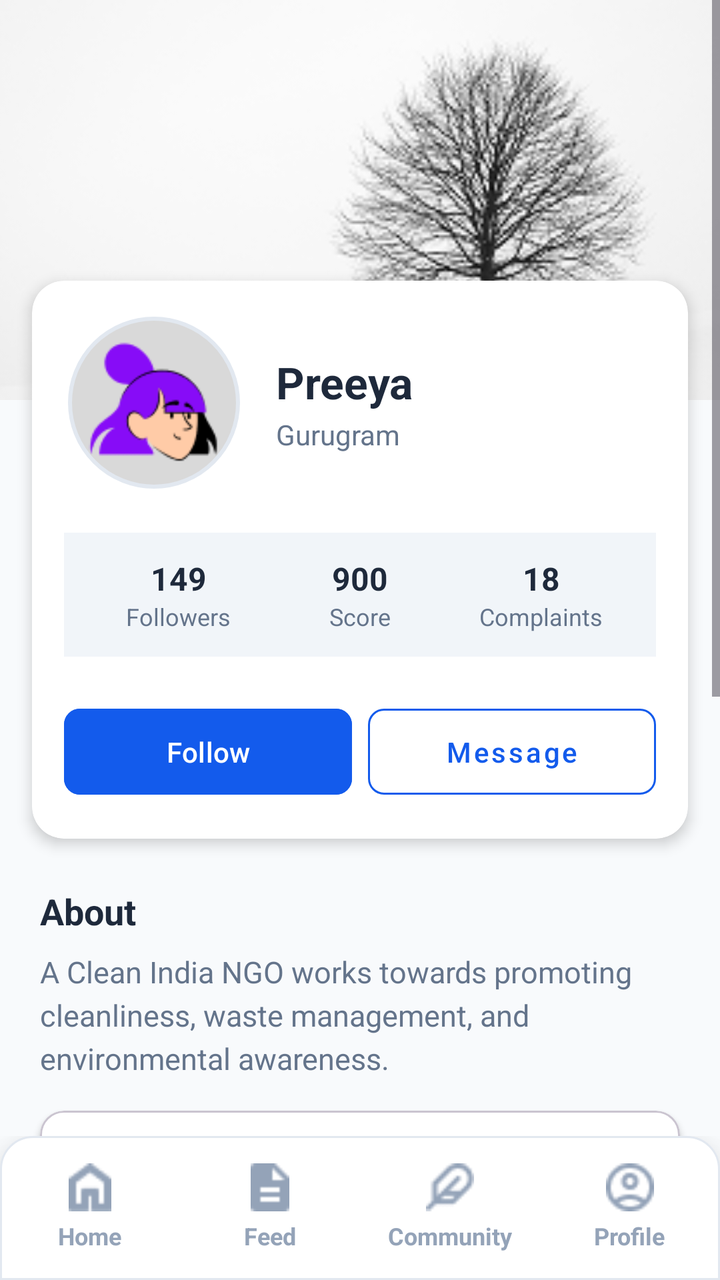
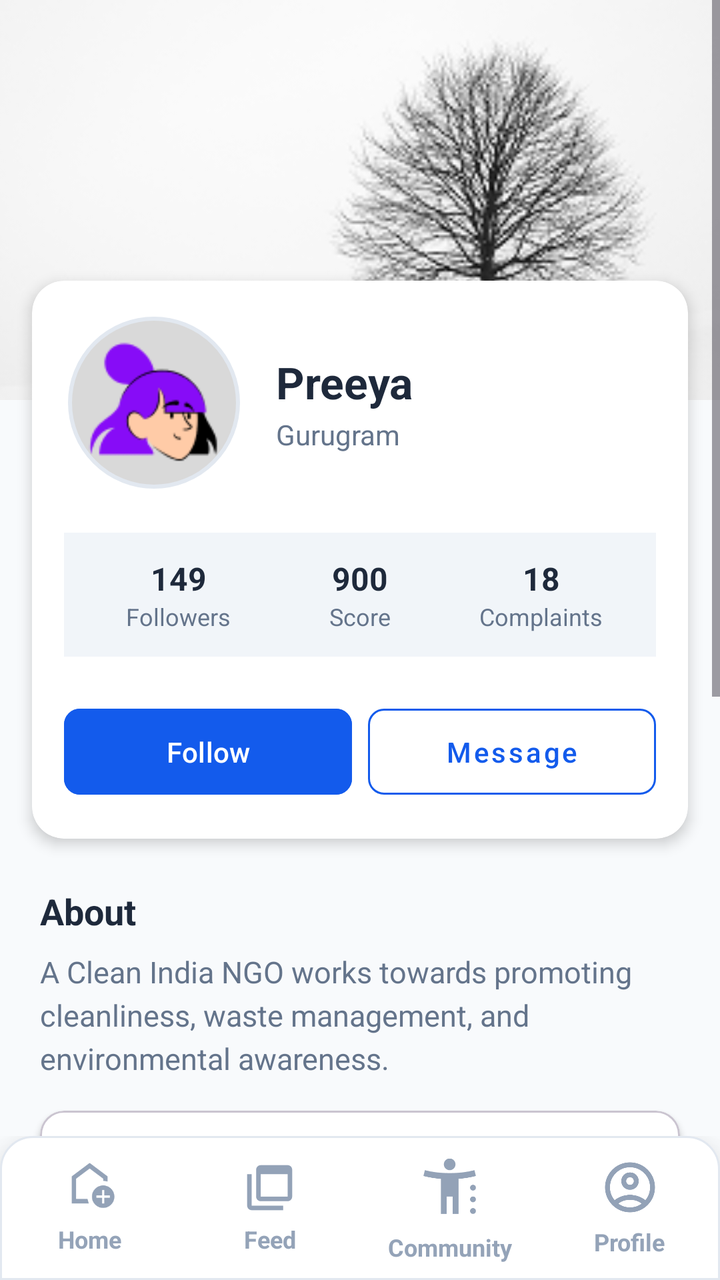

Screens rendered from an Android XML layout before and after an edit, with the pre-edit source and the edit as a unified diff.
<!-- AndroidManifest.xml: application theme Theme.SwachhtaSarthi -->
<!-- res/layout/activity_community.xml -->
<?xml version="1.0" encoding="utf-8"?>
<androidx.constraintlayout.widget.ConstraintLayout xmlns:android="http://schemas.android.com/apk/res/android"
    xmlns:app="http://schemas.android.com/apk/res-auto"
    xmlns:tools="http://schemas.android.com/tools"
    android:layout_width="match_parent"
    android:layout_height="match_parent"
    android:background="#F8FAFC">

    
    <ScrollView
        android:id="@+id/scrollView"
        android:layout_width="0dp"
        android:layout_height="0dp"
        android:fillViewport="true"
        app:layout_constraintBottom_toTopOf="@id/bottom_nav_container"
        app:layout_constraintEnd_toEndOf="parent"
        app:layout_constraintStart_toStartOf="parent"
        app:layout_constraintTop_toTopOf="parent">

        <androidx.constraintlayout.widget.ConstraintLayout
            android:layout_width="match_parent"
            android:layout_height="wrap_content"
            android:paddingBottom="24dp">

            
            <androidx.cardview.widget.CardView
                android:id="@+id/coverCard"
                android:layout_width="0dp"
                android:layout_height="200dp"
                app:cardElevation="0dp"
                app:cardCornerRadius="0dp"
                app:layout_constraintEnd_toEndOf="parent"
                app:layout_constraintStart_toStartOf="parent"
                app:layout_constraintTop_toTopOf="parent">

                <ImageView
                    android:id="@+id/coverImage"
                    android:layout_width="match_parent"
                    android:layout_height="match_parent"
                    android:scaleType="centerCrop"
                    app:srcCompat="@drawable/cover" />
            </androidx.cardview.widget.CardView>

            
            <androidx.cardview.widget.CardView
                android:id="@+id/profileCard"
                android:layout_width="0dp"
                android:layout_height="wrap_content"
                android:layout_marginStart="16dp"
                android:layout_marginTop="-60dp"
                android:layout_marginEnd="16dp"
                app:cardCornerRadius="16dp"
                app:cardElevation="4dp"
                app:layout_constraintEnd_toEndOf="parent"
                app:layout_constraintStart_toStartOf="parent"
                app:layout_constraintTop_toBottomOf="@id/coverCard">

                <androidx.constraintlayout.widget.ConstraintLayout
                    android:layout_width="match_parent"
                    android:layout_height="wrap_content"
                    android:padding="16dp">

                    
                    <com.google.android.material.imageview.ShapeableImageView
                        android:id="@+id/profileImage"
                        android:layout_width="90dp"
                        android:layout_height="90dp"
                        android:background="@color/white"
                        android:padding="3dp"
                        android:scaleType="centerCrop"
                        app:layout_constraintStart_toStartOf="parent"
                        app:layout_constraintTop_toTopOf="parent"
                        app:shapeAppearanceOverlay="@style/CircleImageView"
                        app:srcCompat="@drawable/profile_image"
                        app:strokeColor="#E2E8F0"
                        app:strokeWidth="2dp" />

                    
                    <LinearLayout
                        android:layout_width="0dp"
                        android:layout_height="wrap_content"
                        android:layout_marginStart="16dp"
                        android:orientation="vertical"
                        app:layout_constraintBottom_toBottomOf="@+id/profileImage"
                        app:layout_constraintEnd_toEndOf="parent"
                        app:layout_constraintStart_toEndOf="@id/profileImage"
                        app:layout_constraintTop_toTopOf="@+id/profileImage">

                        <TextView
                            android:id="@+id/tvName"
                            android:layout_width="wrap_content"
                            android:layout_height="wrap_content"
                            android:text="Preeya"
                            android:textColor="#1E293B"
                            android:textSize="22sp"
                            android:textStyle="bold" />

                        <TextView
                            android:id="@+id/tvLocation"
                            android:layout_width="wrap_content"
                            android:layout_height="wrap_content"
                            android:layout_marginTop="2dp"
                            android:text="Gurugram"
                            android:textColor="#64748B"
                            android:textSize="14sp" />
                    </LinearLayout>

                    
                    <LinearLayout
                        android:id="@+id/statsRow"
                        android:layout_width="0dp"
                        android:layout_height="wrap_content"
                        android:layout_marginTop="20dp"
                        android:background="#F1F5F9"
                        android:orientation="horizontal"
                        android:padding="12dp"
                        android:weightSum="3"
                        app:layout_constraintEnd_toEndOf="parent"
                        app:layout_constraintStart_toStartOf="parent"
                        app:layout_constraintTop_toBottomOf="@id/profileImage">

                        <LinearLayout
                            android:layout_width="0dp"
                            android:layout_height="wrap_content"
                            android:layout_weight="1"
                            android:gravity="center"
                            android:orientation="vertical">

                            <TextView
                                android:layout_width="wrap_content"
                                android:layout_height="wrap_content"
                                android:text="149"
                                android:textColor="#1E293B"
                                android:textSize="16sp"
                                android:textStyle="bold" />

                            <TextView
                                android:layout_width="wrap_content"
                                android:layout_height="wrap_content"
                                android:text="Followers"
                                android:textColor="#64748B"
                                android:textSize="12sp" />
                        </LinearLayout>

                        <LinearLayout
                            android:layout_width="0dp"
                            android:layout_height="wrap_content"
                            android:layout_weight="1"
                            android:gravity="center"
                            android:orientation="vertical">

                            <TextView
                                android:layout_width="wrap_content"
                                android:layout_height="wrap_content"
                                android:text="900"
                                android:textColor="#1E293B"
                                android:textSize="16sp"
                                android:textStyle="bold" />

                            <TextView
                                android:layout_width="wrap_content"
                                android:layout_height="wrap_content"
                                android:text="Score"
                                android:textColor="#64748B"
                                android:textSize="12sp" />
                        </LinearLayout>

                        <LinearLayout
                            android:layout_width="0dp"
                            android:layout_height="wrap_content"
                            android:layout_weight="1"
                            android:gravity="center"
                            android:orientation="vertical">

                            <TextView
                                android:layout_width="wrap_content"
                                android:layout_height="wrap_content"
                                android:text="18"
                                android:textColor="#1E293B"
                                android:textSize="16sp"
                                android:textStyle="bold" />

                            <TextView
                                android:layout_width="wrap_content"
                                android:layout_height="wrap_content"
                                android:text="Complaints"
                                android:textColor="#64748B"
                                android:textSize="12sp" />
                        </LinearLayout>
                    </LinearLayout>

                    
                    <LinearLayout
                        android:layout_width="0dp"
                        android:layout_height="wrap_content"
                        android:layout_marginTop="20dp"
                        android:orientation="horizontal"
                        app:layout_constraintEnd_toEndOf="parent"
                        app:layout_constraintStart_toStartOf="parent"
                        app:layout_constraintTop_toBottomOf="@id/statsRow">

                        <com.google.android.material.button.MaterialButton
                            android:id="@+id/btnFollow"
                            android:layout_width="0dp"
                            android:layout_height="wrap_content"
                            android:layout_marginEnd="8dp"
                            android:layout_weight="1"
                            android:backgroundTint="#135BEC"
                            android:padding="12dp"
                            android:text="Follow"
                            android:textAllCaps="false"
                            android:textColor="@color/white"
                            app:cornerRadius="8dp" />

                        <com.google.android.material.button.MaterialButton
                            android:id="@+id/btnMessage"
                            style="@style/Widget.MaterialComponents.Button.OutlinedButton"
                            android:layout_width="0dp"
                            android:layout_height="wrap_content"
                            android:layout_weight="1"
                            android:padding="12dp"
                            android:text="Message"
                            android:textAllCaps="false"
                            android:textColor="#135BEC"
                            app:cornerRadius="8dp"
                            app:strokeColor="#135BEC" />
                    </LinearLayout>

                </androidx.constraintlayout.widget.ConstraintLayout>
            </androidx.cardview.widget.CardView>

            
            <TextView
                android:id="@+id/tvBioHeader"
                android:layout_width="wrap_content"
                android:layout_height="wrap_content"
                android:layout_marginStart="20dp"
                android:layout_marginTop="24dp"
                android:text="About"
                android:textColor="#1E293B"
                android:textSize="18sp"
                android:textStyle="bold"
                app:layout_constraintStart_toStartOf="parent"
                app:layout_constraintTop_toBottomOf="@id/profileCard" />

            <TextView
                android:id="@+id/tvBio"
                android:layout_width="0dp"
                android:layout_height="wrap_content"
                android:layout_marginStart="20dp"
                android:layout_marginTop="8dp"
                android:layout_marginEnd="20dp"
                android:lineSpacingExtra="4sp"
                android:text="A Clean India NGO works towards promoting cleanliness, waste management, and environmental awareness."
                android:textColor="#64748B"
                android:textSize="15sp"
                app:layout_constraintEnd_toEndOf="parent"
                app:layout_constraintStart_toStartOf="parent"
                app:layout_constraintTop_toBottomOf="@id/tvBioHeader" />

            <com.google.android.material.card.MaterialCardView
                android:id="@+id/cardContributionRedirect"
                android:layout_width="0dp"
                android:layout_height="wrap_content"
                android:layout_marginStart="20dp"
                android:layout_marginTop="16dp"
                android:layout_marginEnd="20dp"
                android:clickable="true"
                android:focusable="true"
                app:cardBackgroundColor="#FFFFFF"
                app:cardCornerRadius="12dp"
                app:cardElevation="2dp"
                app:layout_constraintEnd_toEndOf="parent"
                app:layout_constraintStart_toStartOf="parent"
                app:layout_constraintTop_toBottomOf="@id/tvBio">

                <androidx.constraintlayout.widget.ConstraintLayout
                    android:layout_width="match_parent"
                    android:layout_height="wrap_content"
                    android:padding="14dp">

                    <ImageView
                        android:id="@+id/ivContributionIcon"
                        android:layout_width="22dp"
                        android:layout_height="22dp"
                        android:src="@drawable/report_icon"
                        app:layout_constraintBottom_toBottomOf="parent"
                        app:layout_constraintStart_toStartOf="parent"
                        app:layout_constraintTop_toTopOf="parent" />

                    <TextView
                        android:id="@+id/tvContributionRedirectTitle"
                        android:layout_width="0dp"
                        android:layout_height="wrap_content"
                        android:layout_marginStart="10dp"
                        android:layout_marginEnd="8dp"
                        android:text="My Contributions"
                        android:textColor="#1E293B"
                        android:textSize="15sp"
                        android:textStyle="bold"
                        app:layout_constraintEnd_toStartOf="@id/tvContributionArrow"
                        app:layout_constraintStart_toEndOf="@id/ivContributionIcon"
                        app:layout_constraintTop_toTopOf="parent" />

                    <TextView
                        android:id="@+id/tvContributionRedirectSub"
                        android:layout_width="0dp"
                        android:layout_height="wrap_content"
                        android:layout_marginStart="10dp"
                        android:layout_marginTop="2dp"
                        android:layout_marginEnd="8dp"
                        android:text="View all reports and activity"
                        android:textColor="#64748B"
                        android:textSize="12sp"
                        app:layout_constraintEnd_toStartOf="@id/tvContributionArrow"
                        app:layout_constraintStart_toEndOf="@id/ivContributionIcon"
                        app:layout_constraintTop_toBottomOf="@id/tvContributionRedirectTitle" />

                    <TextView
                        android:id="@+id/tvContributionArrow"
                        android:layout_width="wrap_content"
                        android:layout_height="wrap_content"
                        android:text=">"
                        android:textColor="#135BEC"
                        android:textSize="20sp"
                        android:textStyle="bold"
                        app:layout_constraintBottom_toBottomOf="parent"
                        app:layout_constraintEnd_toEndOf="parent"
                        app:layout_constraintTop_toTopOf="parent" />

                </androidx.constraintlayout.widget.ConstraintLayout>
            </com.google.android.material.card.MaterialCardView>

            
            <TextView
                android:id="@+id/tvContribution"
                android:layout_width="wrap_content"
                android:layout_height="wrap_content"
                android:layout_marginStart="20dp"
                android:layout_marginTop="24dp"
                android:text="Contributions"
                android:textColor="#1E293B"
                android:textSize="18sp"
                android:textStyle="bold"
                app:layout_constraintStart_toStartOf="parent"
                app:layout_constraintTop_toBottomOf="@id/cardContributionRedirect" />

            <androidx.cardview.widget.CardView
                android:id="@+id/postCard"
                android:layout_width="0dp"
                android:layout_height="220dp"
                android:layout_marginStart="20dp"
                android:layout_marginTop="12dp"
                android:layout_marginEnd="20dp"
                app:cardCornerRadius="12dp"
                app:cardElevation="2dp"
                app:layout_constraintEnd_toEndOf="parent"
                app:layout_constraintStart_toStartOf="parent"
                app:layout_constraintTop_toBottomOf="@id/tvContribution">

                <ImageView
                    android:id="@+id/postImage"
                    android:layout_width="match_parent"
                    android:layout_height="match_parent"
                    android:scaleType="centerCrop"
                    app:srcCompat="@drawable/post" />
            </androidx.cardview.widget.CardView>

        </androidx.constraintlayout.widget.ConstraintLayout>
    </ScrollView>

    
    <FrameLayout
        android:id="@+id/bottom_nav_container"
        android:layout_width="match_parent"
        android:layout_height="wrap_content"
        app:layout_constraintBottom_toBottomOf="parent">
        <include layout="@layout/component_tray_bottom" />
    </FrameLayout>

</androidx.constraintlayout.widget.ConstraintLayout>
<!-- res/layout/component_tray_bottom.xml (included above) -->
<?xml version="1.0" encoding="utf-8"?>
<androidx.constraintlayout.widget.ConstraintLayout xmlns:android="http://schemas.android.com/apk/res/android"
    xmlns:app="http://schemas.android.com/apk/res-auto"
    android:layout_width="match_parent"
    android:layout_height="72dp"
    android:background="@drawable/bg_bottom_nav"
    android:elevation="16dp">

    <LinearLayout
        android:layout_width="match_parent"
        android:layout_height="match_parent"
        android:orientation="horizontal"
        android:weightSum="4">

        
        <LinearLayout
            android:id="@+id/nav_home"
            android:layout_width="0dp"
            android:layout_height="match_parent"
            android:layout_weight="1"
            android:background="?attr/selectableItemBackground"
            android:clickable="true"
            android:focusable="true"
            android:gravity="center"
            android:orientation="vertical">

            <ImageView
                android:id="@+id/imageButtonHome"
                android:layout_width="24dp"
                android:layout_height="24dp"
                app:srcCompat="@drawable/home_icon" />

            <TextView
                android:id="@+id/textViewHome"
                android:layout_width="wrap_content"
                android:layout_height="wrap_content"
                android:layout_marginTop="4dp"
                android:text="Home"
                android:textColor="#94A3B8"
                android:textSize="12sp"
                android:textStyle="bold" />
        </LinearLayout>

        
        <LinearLayout
            android:id="@+id/nav_report"
            android:layout_width="0dp"
            android:layout_height="match_parent"
            android:layout_weight="1"
            android:background="?attr/selectableItemBackground"
            android:clickable="true"
            android:focusable="true"
            android:gravity="center"
            android:orientation="vertical">

            <ImageView
                android:id="@+id/imageButtonReport"
                android:layout_width="24dp"
                android:layout_height="24dp"
                app:srcCompat="@drawable/report_icon" />

            <TextView
                android:id="@+id/textViewReport"
                android:layout_width="wrap_content"
                android:layout_height="wrap_content"
                android:layout_marginTop="4dp"
                android:text="Feed"
                android:textColor="#94A3B8"
                android:textSize="12sp"
                android:textStyle="bold" />
        </LinearLayout>

        
        <LinearLayout
            android:id="@+id/nav_community"
            android:layout_width="0dp"
            android:layout_height="match_parent"
            android:layout_weight="1"
            android:background="?attr/selectableItemBackground"
            android:clickable="true"
            android:focusable="true"
            android:gravity="center"
            android:orientation="vertical">

            <ImageView
                android:id="@+id/imageButtonCommunity"
                android:layout_width="24dp"
                android:layout_height="24dp"
                app:srcCompat="@drawable/community_icon" />

            <TextView
                android:id="@+id/textViewCommunity"
                android:layout_width="wrap_content"
                android:layout_height="wrap_content"
                android:layout_marginTop="4dp"
                android:text="Community"
                android:textColor="#94A3B8"
                android:textSize="12sp"
                android:textStyle="bold" />
        </LinearLayout>

        
        <LinearLayout
            android:id="@+id/nav_profile"
            android:layout_width="0dp"
            android:layout_height="match_parent"
            android:layout_weight="1"
            android:background="?attr/selectableItemBackground"
            android:clickable="true"
            android:focusable="true"
            android:gravity="center"
            android:orientation="vertical">

            <ImageView
                android:id="@+id/imageButtonProfile"
                android:layout_width="24dp"
                android:layout_height="24dp"
                app:srcCompat="@drawable/profile_icon" />

            <TextView
                android:id="@+id/textViewProfile"
                android:layout_width="wrap_content"
                android:layout_height="wrap_content"
                android:layout_marginTop="4dp"
                android:text="Profile"
                android:textColor="#94A3B8"
                android:textSize="12sp"
                android:textStyle="bold" />
        </LinearLayout>

    </LinearLayout>

</androidx.constraintlayout.widget.ConstraintLayout>
<!-- resources referenced by this layout -->
<resources>
  <!-- drawable community_icon: png bitmap (drawable, 534 bytes) -->
  <!-- drawable home_icon: png bitmap (drawable, 473 bytes) -->
  <!-- drawable profile_icon: png bitmap (drawable, 802 bytes) -->
  <!-- unchanged entries left out for length: 9 -->
</resources>

<!-- the commit's change to res/layout/activity_community.xml (unified diff, before → after) -->
@@ -374,7 +374,9 @@
         android:id="@+id/bottom_nav_container"
         android:layout_width="match_parent"
         android:layout_height="wrap_content"
-        app:layout_constraintBottom_toBottomOf="parent">
+        app:layout_constraintBottom_toBottomOf="parent"
+        tools:layout_editor_absoluteX="0dp">
+
         <include layout="@layout/component_tray_bottom" />
     </FrameLayout>
 
@@ -393,6 +395,8 @@
         android:layout_height="match_parent"
         android:orientation="horizontal"
         android:weightSum="4">
+
+        
 
         
         <LinearLayout
@@ -408,9 +412,9 @@
 
             <ImageView
                 android:id="@+id/imageButtonHome"
-                android:layout_width="24dp"
-                android:layout_height="24dp"
-                app:srcCompat="@drawable/home_icon" />
+                android:layout_width="27dp"
+                android:layout_height="27dp"
+                app:srcCompat="@drawable/home_new" />
 
             <TextView
                 android:id="@+id/textViewHome"
@@ -423,7 +427,6 @@
                 android:textStyle="bold" />
         </LinearLayout>
 
-        
         <LinearLayout
             android:id="@+id/nav_report"
             android:layout_width="0dp"
@@ -437,9 +440,9 @@
 
             <ImageView
                 android:id="@+id/imageButtonReport"
-                android:layout_width="24dp"
-                android:layout_height="24dp"
-                app:srcCompat="@drawable/report_icon" />
+                android:layout_width="27dp"
+                android:layout_height="27dp"
+                app:srcCompat="@drawable/feed_new" />
 
             <TextView
                 android:id="@+id/textViewReport"
@@ -466,9 +469,9 @@
 
             <ImageView
                 android:id="@+id/imageButtonCommunity"
-                android:layout_width="24dp"
-                android:layout_height="24dp"
-                app:srcCompat="@drawable/community_icon" />
+                android:layout_width="35dp"
+                android:layout_height="35dp"
+                app:srcCompat="@drawable/community_new" />
 
             <TextView
                 android:id="@+id/textViewCommunity"
@@ -495,9 +498,9 @@
 
             <ImageView
                 android:id="@+id/imageButtonProfile"
-                android:layout_width="24dp"
-                android:layout_height="24dp"
-                app:srcCompat="@drawable/profile_icon" />
+                android:layout_width="30dp"
+                android:layout_height="30dp"
+                app:srcCompat="@drawable/profile_new" />
 
             <TextView
                 android:id="@+id/textViewProfile"
<!-- resource entries referenced after the edit -->
@@ -1,8 +1,29 @@
 <!-- resources referenced by this layout -->
 <resources>
-  <!-- drawable community_icon: png bitmap (drawable, 534 bytes) -->
-  <!-- drawable home_icon: png bitmap (drawable, 473 bytes) -->
-  <!-- drawable profile_icon: png bitmap (drawable, 802 bytes) -->
+  <!-- drawable community_new (drawable) -->
+  <vector xmlns:android="http://schemas.android.com/apk/res/android" android:height="24dp" android:tint="#93A2B7" android:viewportHeight="960" android:viewportWidth="960" android:width="24dp">
+        
+      <path android:fillColor="@android:color/white" android:pathData="M423.5,216.5Q400,193 400,160Q400,127 423.5,103.5Q447,80 480,80Q513,80 536.5,103.5Q560,127 560,160Q560,193 536.5,216.5Q513,240 480,240Q447,240 423.5,216.5ZM360,840L360,360Q292,354 233,344Q174,334 120,320L140,240Q215,260 299,270Q383,280 480,280Q577,280 661,270Q745,260 820,240L840,320Q786,334 727,344Q668,354 600,360L600,840L520,840L520,600L440,600L440,840L360,840ZM771.5,508.5Q760,497 760,480Q760,463 771.5,451.5Q783,440 800,440Q817,440 828.5,451.5Q840,463 840,480Q840,497 828.5,508.5Q817,520 800,520Q783,520 771.5,508.5ZM771.5,668.5Q760,657 760,640Q760,623 771.5,611.5Q783,600 800,600Q817,600 828.5,611.5Q840,623 840,640Q840,657 828.5,668.5Q817,680 800,680Q783,680 771.5,668.5ZM771.5,828.5Q760,817 760,800Q760,783 771.5,771.5Q783,760 800,760Q817,760 828.5,771.5Q840,783 840,800Q840,817 828.5,828.5Q817,840 800,840Q783,840 771.5,828.5Z"/>
+      
+  </vector>
+  <!-- drawable feed_new (drawable) -->
+  <vector xmlns:android="http://schemas.android.com/apk/res/android" android:height="24dp" android:tint="#93A2B7" android:viewportHeight="960" android:viewportWidth="960" android:width="24dp">
+        
+      <path android:fillColor="@android:color/white" android:pathData="M320,640L800,640Q800,640 800,640Q800,640 800,640L800,240L320,240L320,640Q320,640 320,640Q320,640 320,640ZM320,720Q287,720 263.5,696.5Q240,673 240,640L240,160Q240,127 263.5,103.5Q287,80 320,80L800,80Q833,80 856.5,103.5Q880,127 880,160L880,640Q880,673 856.5,696.5Q833,720 800,720L320,720ZM160,880Q127,880 103.5,856.5Q80,833 80,800L80,240L160,240L160,800Q160,800 160,800Q160,800 160,800L720,800L720,880L160,880ZM320,160Q320,160 320,160Q320,160 320,160L320,640Q320,640 320,640Q320,640 320,640L320,640Q320,640 320,640Q320,640 320,640L320,160Q320,160 320,160Q320,160 320,160Z"/>
+      
+  </vector>
+  <!-- drawable home_new (drawable) -->
+  <vector xmlns:android="http://schemas.android.com/apk/res/android" android:height="24dp" android:tint="#93A2B7" android:viewportHeight="960" android:viewportWidth="960" android:width="24dp">
+        
+      <path android:fillColor="@android:color/white" android:pathData="M700,760L740,760L740,660L840,660L840,620L740,620L740,520L700,520L700,620L600,620L600,660L700,660L700,760ZM720,840Q637,840 578.5,781.5Q520,723 520,640Q520,557 578.5,498.5Q637,440 720,440Q803,440 861.5,498.5Q920,557 920,640Q920,723 861.5,781.5Q803,840 720,840ZM160,760L160,280L480,40L800,280L800,372Q781,366 761,363Q741,360 720,360L720,320L480,140L240,320L240,680L443,680Q446,701 452,721Q458,741 467,760L160,760ZM480,410L480,410L480,410L480,410L480,410Q480,410 480,410Q480,410 480,410Q480,410 480,410Q480,410 480,410Z"/>
+      
+  </vector>
+  <!-- drawable profile_new (drawable) -->
+  <vector xmlns:android="http://schemas.android.com/apk/res/android" android:height="24dp" android:tint="#93A2B7" android:viewportHeight="960" android:viewportWidth="960" android:width="24dp">
+        
+      <path android:fillColor="@android:color/white" android:pathData="M234,684Q285,645 348,622.5Q411,600 480,600Q549,600 612,622.5Q675,645 726,684Q761,643 780.5,591Q800,539 800,480Q800,347 706.5,253.5Q613,160 480,160Q347,160 253.5,253.5Q160,347 160,480Q160,539 179.5,591Q199,643 234,684ZM380.5,479.5Q340,439 340,380Q340,321 380.5,280.5Q421,240 480,240Q539,240 579.5,280.5Q620,321 620,380Q620,439 579.5,479.5Q539,520 480,520Q421,520 380.5,479.5ZM480,880Q397,880 324,848.5Q251,817 197,763Q143,709 111.5,636Q80,563 80,480Q80,397 111.5,324Q143,251 197,197Q251,143 324,111.5Q397,80 480,80Q563,80 636,111.5Q709,143 763,197Q817,251 848.5,324Q880,397 880,480Q880,563 848.5,636Q817,709 763,763Q709,817 636,848.5Q563,880 480,880ZM580,784.5Q627,769 666,740Q627,711 580,695.5Q533,680 480,680Q427,680 380,695.5Q333,711 294,740Q333,769 380,784.5Q427,800 480,800Q533,800 580,784.5ZM523,423Q540,406 540,380Q540,354 523,337Q506,320 480,320Q454,320 437,337Q420,354 420,380Q420,406 437,423Q454,440 480,440Q506,440 523,423ZM480,380Q480,380 480,380Q480,380 480,380Q480,380 480,380Q480,380 480,380Q480,380 480,380Q480,380 480,380Q480,380 480,380Q480,380 480,380ZM480,740Q480,740 480,740Q480,740 480,740Q480,740 480,740Q480,740 480,740Q480,740 480,740Q480,740 480,740Q480,740 480,740Q480,740 480,740Z"/>
+      
+  </vector>
   <!-- unchanged entries left out for length: 9 -->
 </resources>
 
